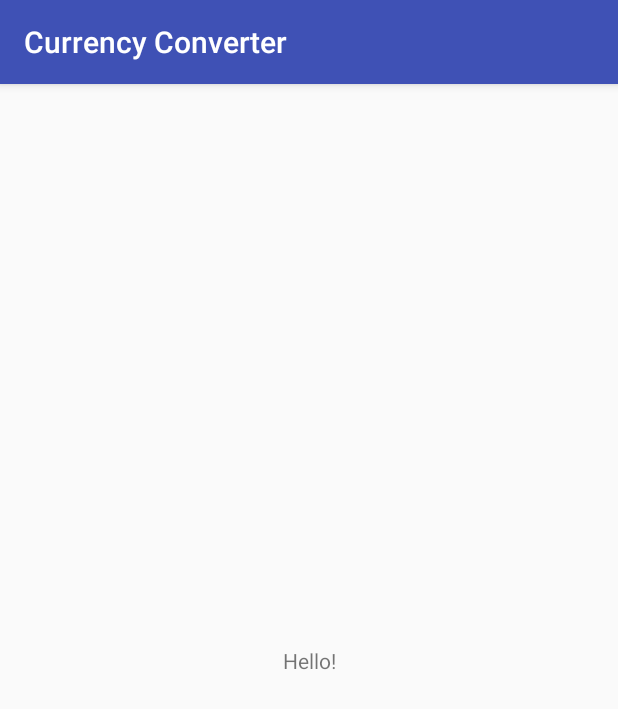
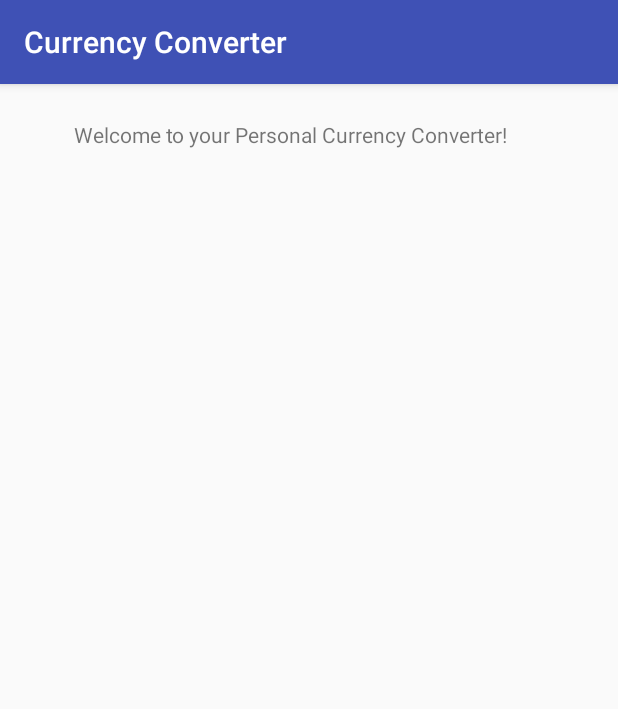
Before and after one commit to itsjbelmont/CurrencyConverter, an Android app: the screen it shows after launch (MainActivity), on a phone screen of 412 x 824 dp. Shown: the top 709 px of the screen. Run offline under Robolectric (Android 15) with nearby library versions, the phone set to English and light mode, and no system bars.

Commit message:
Added a welcome to the main program.

```diff
--- a/app/src/main/res/layout/activity_main.xml
+++ b/app/src/main/res/layout/activity_main.xml
@@ -7,12 +7,14 @@
     tools:context="com.example.jackbelmont.currencyconverter.MainActivity">
 
     <TextView
-        android:layout_width="wrap_content"
-        android:layout_height="wrap_content"
-        android:text="Hello!"
+        android:layout_width="315dp"
+        android:layout_height="24dp"
+        android:text="Welcome to your Personal Currency Converter!"
         app:layout_constraintBottom_toBottomOf="parent"
+        app:layout_constraintHorizontal_bias="0.507"
         app:layout_constraintLeft_toLeftOf="parent"
         app:layout_constraintRight_toRightOf="parent"
-        app:layout_constraintTop_toTopOf="parent" />
+        app:layout_constraintTop_toTopOf="parent"
+        app:layout_constraintVertical_bias="0.032" />
 
 </android.support.constraint.ConstraintLayout>
```
